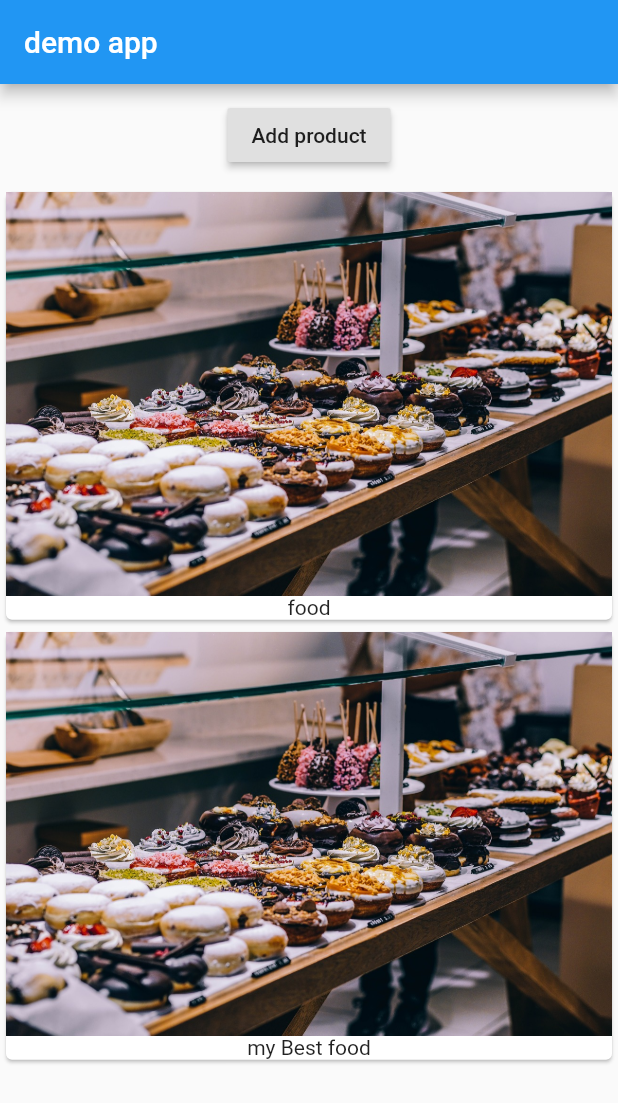
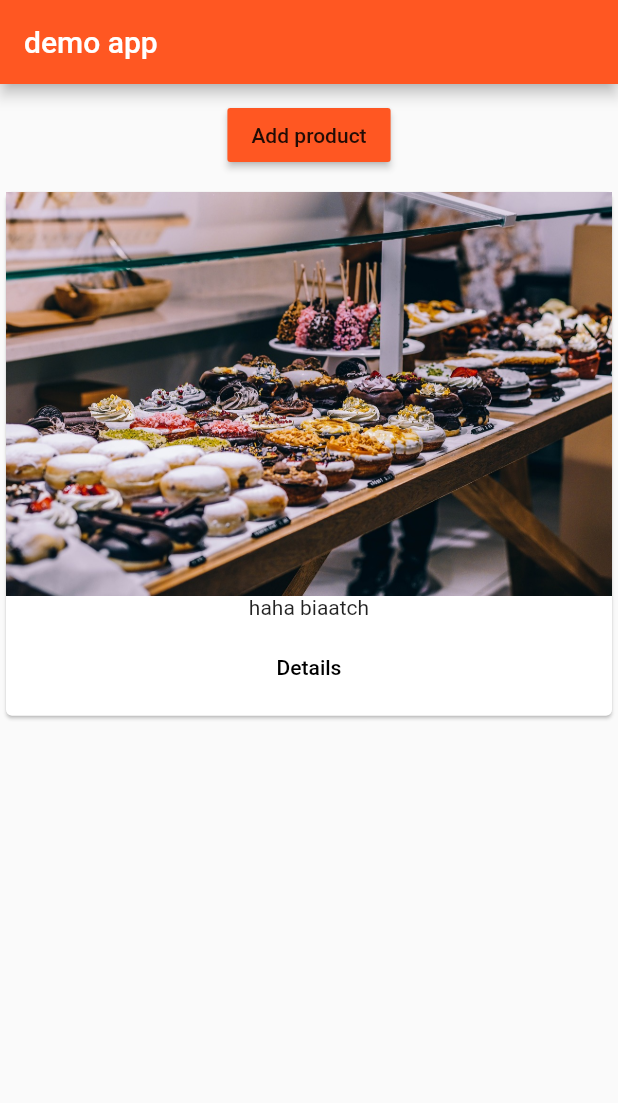
Before and after one commit to defoibrahim/flutter_products_store, a Flutter app: the screen it shows after launch, after a tap on "Add product", on a phone screen of 412 x 824 dp. Shown: the top 1103 px of the screen. Run offline on Flutter 3.47's test engine with Material 2 defaults, Android fonts, the phone set to English and light mode, and no system bars.

Commit message:
added remove func

```diff
--- a/lib/main.dart
+++ b/lib/main.dart
@@ -1,49 +1,18 @@
 import 'package:flutter/material.dart';
+import 'package:flutter/rendering.dart';
+import 'pages/homePage.dart';
 
-void main() => runApp(MyApp());
-
-class MyApp extends StatefulWidget {
-  @override
-  _MyAppState createState() => _MyAppState();
+void main() {
+  runApp(MyApp());
 }
 
-class _MyAppState extends State<MyApp> {
-  List<String> _products = ['food'];
-
+class MyApp extends StatelessWidget {
   @override
   Widget build(BuildContext context) {
+    // TODO: implement build
     return MaterialApp(
-        home: Scaffold(
-      appBar: AppBar(
-        title: Text("demo app"),
-      ),
-      body: Column(
-        children: <Widget>[
-          Container(
-            margin: EdgeInsets.all(10.0),
-            child: RaisedButton(
-              child: Text("Add product"),
-              onPressed: () {
-                setState(() {
-                  _products.add("my Best food");
-                });
-              },
-            ),
-          ),
-          Column(
-            children: _products
-                .map((element) => Card(
-                      child: Column(
-                        children: <Widget>[
-                          Image.asset("assets/food.jpg"),
-                          Text(element),
-                        ],
-                      ),
-                    ))
-                .toList(),
-          ),
-        ],
-      ),
-    ));
+      theme: ThemeData(primarySwatch: Colors.deepOrange),
+      home: HomePage(),
+    );
   }
 }
--- /dev/null
+++ b/lib/pages/homePage.dart
@@ -0,0 +1,14 @@
+import 'package:flutter/material.dart';
+import 'package:productsstore/widgets/products_manager.dart';
+
+class HomePage extends StatelessWidget {
+  @override
+  Widget build(BuildContext context) {
+    return Scaffold(
+      appBar: AppBar(
+        title: Text("demo app"),
+      ),
+      body: ProductManager(),
+    );
+  }
+}
--- /dev/null
+++ b/lib/widgets/product_control.dart
@@ -0,0 +1,17 @@
+import 'package:flutter/material.dart';
+
+class ProductButton extends StatelessWidget {
+  final Function addProduct;
+  ProductButton(this.addProduct);
+
+  @override
+  Widget build(BuildContext context) {
+    return RaisedButton(
+      color: Theme.of(context).primaryColor,
+      child: Text("Add product"),
+      onPressed: () {
+        addProduct({'title': "haha biaatch", 'imageUrl': "assets/food.jpg"});
+      },
+    );
+  }
+}
--- /dev/null
+++ b/lib/widgets/products.dart
@@ -0,0 +1,61 @@
+import 'package:flutter/material.dart';
+import 'package:productsstore/pages/productDetailPage.dart';
+import 'package:productsstore/widgets/products_manager.dart';
+
+class Products extends StatelessWidget {
+  final List<Map<String, String>> products;
+  final Function deleteProduct;
+
+  Products(this.products, {this.deleteProduct});
+
+  Widget _builderProductItem(BuildContext context, int index) {
+    return Card(
+      child: Column(
+        children: <Widget>[
+          Image.asset(products[index]['imageUrl']),
+          Text(products[index]['title']),
+          ButtonBar(
+            alignment: MainAxisAlignment.center,
+            children: <Widget>[
+              FlatButton(
+                child: Text("Details"),
+                onPressed: () => Navigator.push<bool>(
+                  context,
+                  MaterialPageRoute(
+                    builder: (BuildContext context) => ProductDetails(
+                      title: products[index]['title'],
+                      ImageUrl: products[index]['imageUrl'],
+                    ),
+                  ),
+                ).then((bool value) {
+                  if (value) {
+                    deleteProduct(index);
+                  }
+                }),
+              )
+            ],
+          )
+        ],
+      ),
+    );
+  }
+
+  Widget _buildProductList() {
+    Widget productCard;
+    if (products.length > 0) {
+      productCard = ListView.builder(
+        itemBuilder: _builderProductItem,
+        itemCount: products.length,
+      );
+    } else {
+      productCard = Center(child: Text("No product found , add some"));
+    }
+    print(productCard);
+    return productCard;
+  }
+
+  @override
+  Widget build(BuildContext context) {
+    return _buildProductList();
+  }
+}
--- /dev/null
+++ b/lib/widgets/products_manager.dart
@@ -0,0 +1,50 @@
+import 'package:flutter/material.dart';
+import 'package:productsstore/widgets/products.dart';
+import 'product_control.dart';
+
+class ProductManager extends StatefulWidget {
+  final Map<String, String> initData;
+
+  const ProductManager({Key key, this.initData}) : super(key: key);
+
+  @override
+  _ProductManagerState createState() => _ProductManagerState();
+}
+
+class _ProductManagerState extends State<ProductManager> {
+  List<Map<String, String>> _products = [];
+
+  @override
+  void initState() {
+    if (widget.initData != null) {
+      _products.add(widget.initData);
+    }
+    super.initState();
+  }
+
+  void _addProduct(Map<String, String> name) {
+    setState(() {
+      _products.add(name);
+    });
+  }
+
+  void _deleteProduct(int index) {
+    setState(() {
+      _products.removeAt(index);
+    });
+  }
+
+// margin: EdgeInsets.all(10.0),
+  @override
+  Widget build(BuildContext context) {
+    return Column(
+      children: <Widget>[
+        Container(
+          margin: EdgeInsets.all(10.0),
+          child: ProductButton(_addProduct),
+        ),
+        Expanded(child: Products(_products, deleteProduct: _deleteProduct)),
+      ],
+    );
+  }
+}
```
Also changed, not shown: lib/pages/productDetailPage.dart (added, +45 -0 lines), pubspec.lock.
